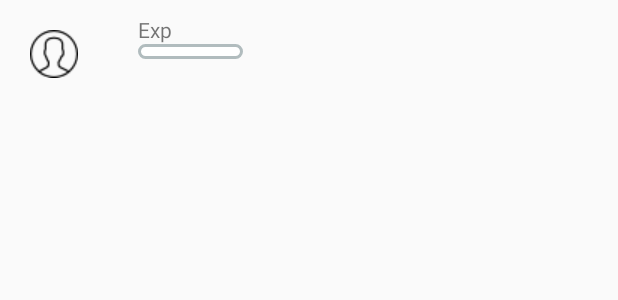
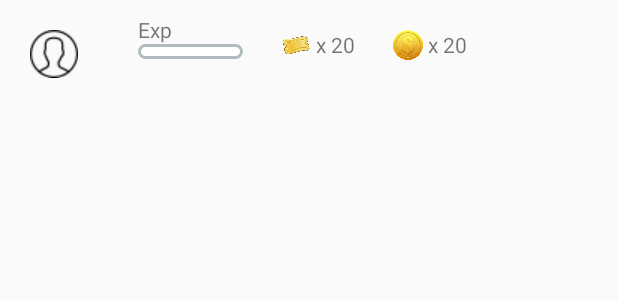
Before and after one commit to rich4rdruizgit/OliMath, an Android app: the layout fragment_header.xml on its own in the app's theme, with its tools: preview values and no code run, on a phone screen of 412 x 824 dp. Shown: the top 300 px of the screen. Run offline under Robolectric (Android 15) with nearby library versions, the phone set to English and light mode, and no system bars.

Commit message:
header coins and tickets added

```diff
--- a/app/src/main/java/olimpiadas/sena/com/olimpiadasmath/fragments/header/HeaderFragment.java
+++ b/app/src/main/java/olimpiadas/sena/com/olimpiadasmath/fragments/header/HeaderFragment.java
@@ -66,6 +66,8 @@
         View view = inflater.inflate(R.layout.fragment_header, container, false);
 
         ((TextView)view.findViewById(R.id.tv_exp)).setTypeface(Typeface.createFromAsset(getActivity().getAssets(),"grobold.ttf"));
+        ((TextView)view.findViewById(R.id.tv_coins)).setTypeface(Typeface.createFromAsset(getActivity().getAssets(),"grobold.ttf"));
+        ((TextView)view.findViewById(R.id.tv_ticket)).setTypeface(Typeface.createFromAsset(getActivity().getAssets(),"grobold.ttf"));
         return view;
 
 
--- a/app/src/main/res/layout/fragment_header.xml
+++ b/app/src/main/res/layout/fragment_header.xml
@@ -1,7 +1,7 @@
 <FrameLayout xmlns:android="http://schemas.android.com/apk/res/android"
     xmlns:tools="http://schemas.android.com/tools"
     android:layout_width="match_parent"
-    android:layout_height="match_parent"
+    android:layout_height="wrap_content"
     tools:context="olimpiadas.sena.com.olimpiadasmath.fragments.header.HeaderFragment">
 
     <!-- TODO: Update blank fragment layout -->
@@ -48,14 +48,53 @@
                     android:src="@drawable/clip_source" />
 
             </FrameLayout>
-
-
-
-
         </LinearLayout>
 
+        <LinearLayout
+            android:layout_width="wrap_content"
+            android:layout_height="wrap_content"
+            android:orientation="horizontal"
+            android:layout_marginLeft="5dp"
+            android:layout_marginTop="20dp"
+            >
 
+            <ImageView
+                android:layout_width="20dp"
+                android:layout_height="20dp"
+                android:src="@drawable/ticket"
+                android:layout_marginLeft="20dp"
+                android:layout_gravity="center"/>
 
+            <TextView
+                android:id="@+id/tv_ticket"
+                android:layout_width="wrap_content"
+                android:layout_height="wrap_content"
+                android:text=" x 20"
+                android:layout_gravity="center"/>
+        </LinearLayout>
+
+        <LinearLayout
+            android:layout_width="wrap_content"
+            android:layout_height="wrap_content"
+            android:orientation="horizontal"
+            android:layout_marginLeft="5dp"
+            android:layout_marginTop="20dp"
+            >
+
+            <ImageView
+                android:layout_width="20dp"
+                android:layout_height="20dp"
+                android:src="@drawable/coin"
+                android:layout_marginLeft="20dp"
+                android:layout_gravity="center"/>
+
+            <TextView
+                android:id="@+id/tv_coins"
+                android:layout_width="wrap_content"
+                android:layout_height="wrap_content"
+                android:text=" x 20"
+                android:layout_gravity="center"/>
+        </LinearLayout>
 
     </LinearLayout>
 
```
Also changed, not shown: app/src/main/res/drawable/coin.png (added), app/src/main/res/drawable/ticket.png (added).
